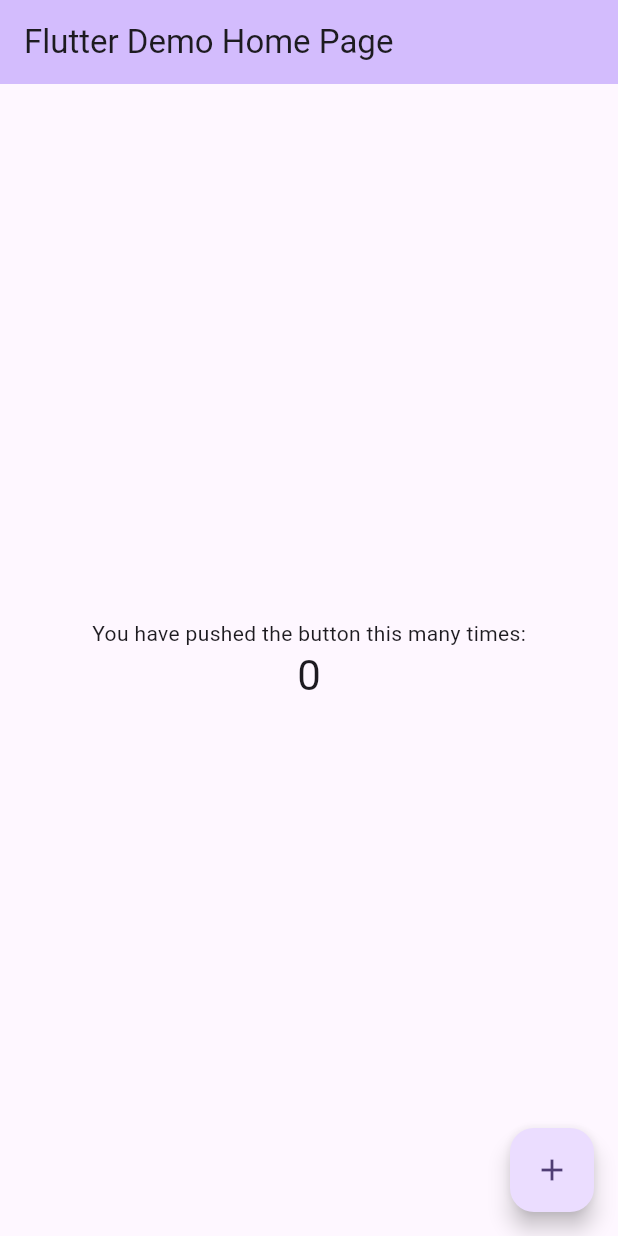
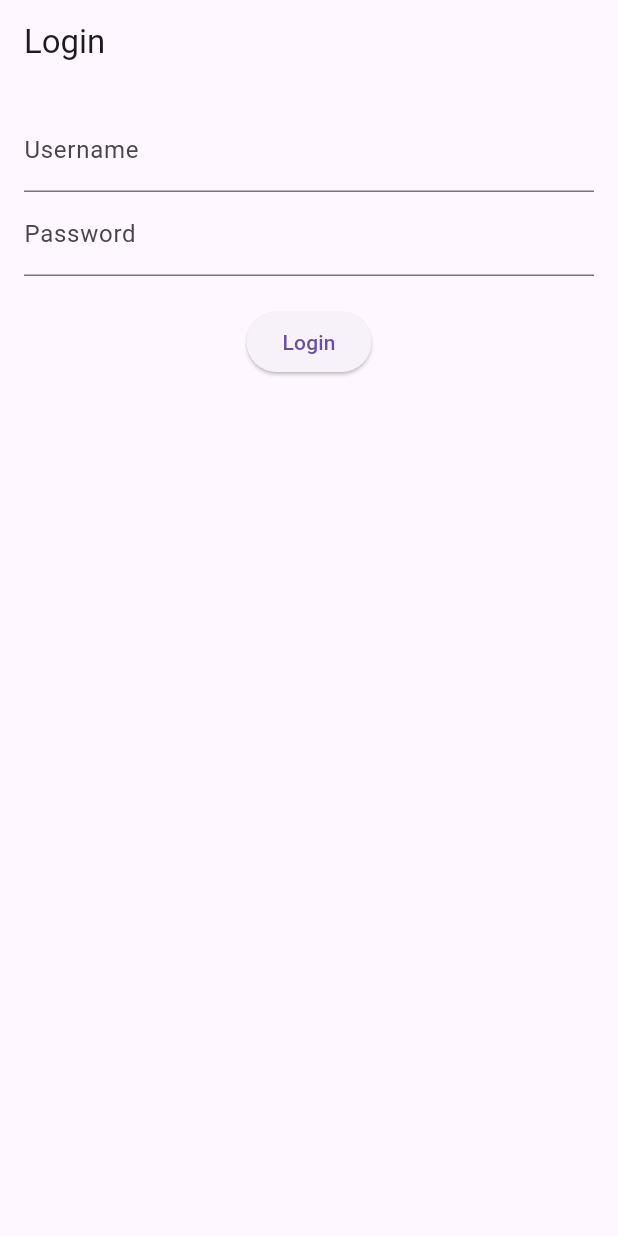
Before and after one commit to Rororoar/UNIMAS-Side-Quest, a Flutter app: the screen it shows after launch, on a phone screen of 412 x 824 dp. Run offline on Flutter 3.47's test engine with Material 3 defaults, Android fonts, the light colour scheme and no system bars.

Commit message:
git commit -m "edited main and loginscreen"

```diff
--- a/lib/main.dart
+++ b/lib/main.dart
@@ -1,125 +1,69 @@
 import 'package:flutter/material.dart';
 
 void main() {
-  runApp(const MyApp());
+  runApp(MyApp());
 }
 
 class MyApp extends StatelessWidget {
-  const MyApp({super.key});
-
-  // This widget is the root of your application.
   @override
   Widget build(BuildContext context) {
     return MaterialApp(
-      title: 'Flutter Demo',
-      theme: ThemeData(
-        // This is the theme of your application.
-        //
-        // TRY THIS: Try running your application with "flutter run". You'll see
-        // the application has a purple toolbar. Then, without quitting the app,
-        // try changing the seedColor in the colorScheme below to Colors.green
-        // and then invoke "hot reload" (save your changes or press the "hot
-        // reload" button in a Flutter-supported IDE, or press "r" if you used
-        // the command line to start the app).
-        //
-        // Notice that the counter didn't reset back to zero; the application
-        // state is not lost during the reload. To reset the state, use hot
-        // restart instead.
-        //
-        // This works for code too, not just values: Most code changes can be
-        // tested with just a hot reload.
-        colorScheme: ColorScheme.fromSeed(seedColor: Colors.deepPurple),
-        useMaterial3: true,
-      ),
-      home: const MyHomePage(title: 'Flutter Demo Home Page'),
+      home: LoginScreen(),
     );
   }
 }
 
-class MyHomePage extends StatefulWidget {
-  const MyHomePage({super.key, required this.title});
-
-  // This widget is the home page of your application. It is stateful, meaning
-  // that it has a State object (defined below) that contains fields that affect
-  // how it looks.
-
-  // This class is the configuration for the state. It holds the values (in this
-  // case the title) provided by the parent (in this case the App widget) and
-  // used by the build method of the State. Fields in a Widget subclass are
-  // always marked "final".
-
-  final String title;
-
+class LoginScreen extends StatefulWidget {
   @override
-  State<MyHomePage> createState() => _MyHomePageState();
+  _LoginScreenState createState() => _LoginScreenState();
 }
 
-class _MyHomePageState extends State<MyHomePage> {
-  int _counter = 0;
+class _LoginScreenState extends State<LoginScreen> {
+  final _usernameController = TextEditingController();
+  final _passwordController = TextEditingController();
 
-  void _incrementCounter() {
-    setState(() {
-      // This call to setState tells the Flutter framework that something has
-      // changed in this State, which causes it to rerun the build method below
-      // so that the display can reflect the updated values. If we changed
-      // _counter without calling setState(), then the build method would not be
-      // called again, and so nothing would appear to happen.
-      _counter++;
-    });
+  void _login() {
+    final username = _usernameController.text;
+    final password = _passwordController.text;
+
+    if (username == "admin" && password == "1234") {
+      // Simulate a successful login
+      ScaffoldMessenger.of(context)
+          .showSnackBar(SnackBar(content: Text('Login Successful')));
+    } else {
+      // Simulate a failed login
+      ScaffoldMessenger.of(context)
+          .showSnackBar(SnackBar(content: Text('Invalid credentials')));
+    }
   }
 
   @override
   Widget build(BuildContext context) {
-    // This method is rerun every time setState is called, for instance as done
-    // by the _incrementCounter method above.
-    //
-    // The Flutter framework has been optimized to make rerunning build methods
-    // fast, so that you can just rebuild anything that needs updating rather
-    // than having to individually change instances of widgets.
     return Scaffold(
       appBar: AppBar(
-        // TRY THIS: Try changing the color here to a specific color (to
-        // Colors.amber, perhaps?) and trigger a hot reload to see the AppBar
-        // change color while the other colors stay the same.
-        backgroundColor: Theme.of(context).colorScheme.inversePrimary,
-        // Here we take the value from the MyHomePage object that was created by
-        // the App.build method, and use it to set our appbar title.
-        title: Text(widget.title),
+        title: Text('Login'),
       ),
-      body: Center(
-        // Center is a layout widget. It takes a single child and positions it
-        // in the middle of the parent.
+      body: Padding(
+        padding: EdgeInsets.all(16.0),
         child: Column(
-          // Column is also a layout widget. It takes a list of children and
-          // arranges them vertically. By default, it sizes itself to fit its
-          // children horizontally, and tries to be as tall as its parent.
-          //
-          // Column has various properties to control how it sizes itself and
-          // how it positions its children. Here we use mainAxisAlignment to
-          // center the children vertically; the main axis here is the vertical
-          // axis because Columns are vertical (the cross axis would be
-          // horizontal).
-          //
-          // TRY THIS: Invoke "debug painting" (choose the "Toggle Debug Paint"
-          // action in the IDE, or press "p" in the console), to see the
-          // wireframe for each widget.
-          mainAxisAlignment: MainAxisAlignment.center,
-          children: <Widget>[
-            const Text(
-              'You have pushed the button this many times:',
+          children: [
+            TextField(
+              controller: _usernameController,
+              decoration: InputDecoration(labelText: 'Username'),
             ),
-            Text(
-              '$_counter',
-              style: Theme.of(context).textTheme.headlineMedium,
+            TextField(
+              controller: _passwordController,
+              decoration: InputDecoration(labelText: 'Password'),
+              obscureText: true,
+            ),
+            SizedBox(height: 20),
+            ElevatedButton(
+              onPressed: _login,
+              child: Text('Login'),
             ),
           ],
         ),
       ),
-      floatingActionButton: FloatingActionButton(
-        onPressed: _incrementCounter,
-        tooltip: 'Increment',
-        child: const Icon(Icons.add),
-      ), // This trailing comma makes auto-formatting nicer for build methods.
     );
   }
 }
--- a/lib/src/screens/loginscreen.dart
+++ b/lib/src/screens/loginscreen.dart
@@ -0,0 +1,69 @@
+import 'package:flutter/material.dart';
+
+void main() {
+  runApp(MyApp());
+}
+
+class MyApp extends StatelessWidget {
+  @override
+  Widget build(BuildContext context) {
+    return MaterialApp(
+      home: LoginScreen(),
+    );
+  }
+}
+
+class LoginScreen extends StatefulWidget {
+  @override
+  _LoginScreenState createState() => _LoginScreenState();
+}
+
+class _LoginScreenState extends State<LoginScreen> {
+  final _usernameController = TextEditingController();
+  final _passwordController = TextEditingController();
+
+  void _login() {
+    final username = _usernameController.text;
+    final password = _passwordController.text;
+
+    if (username == "admin" && password == "1234") {
+      // Simulate a successful login
+      ScaffoldMessenger.of(context)
+          .showSnackBar(SnackBar(content: Text('Login Successful')));
+    } else {
+      // Simulate a failed login
+      ScaffoldMessenger.of(context)
+          .showSnackBar(SnackBar(content: Text('Invalid credentials')));
+    }
+  }
+
+  @override
+  Widget build(BuildContext context) {
+    return Scaffold(
+      appBar: AppBar(
+        title: Text('Login'),
+      ),
+      body: Padding(
+        padding: EdgeInsets.all(16.0),
+        child: Column(
+          children: [
+            TextField(
+              controller: _usernameController,
+              decoration: InputDecoration(labelText: 'Username'),
+            ),
+            TextField(
+              controller: _passwordController,
+              decoration: InputDecoration(labelText: 'Password'),
+              obscureText: true,
+            ),
+            SizedBox(height: 20),
+            ElevatedButton(
+              onPressed: _login,
+              child: Text('Login'),
+            ),
+          ],
+        ),
+      ),
+    );
+  }
+}
```
